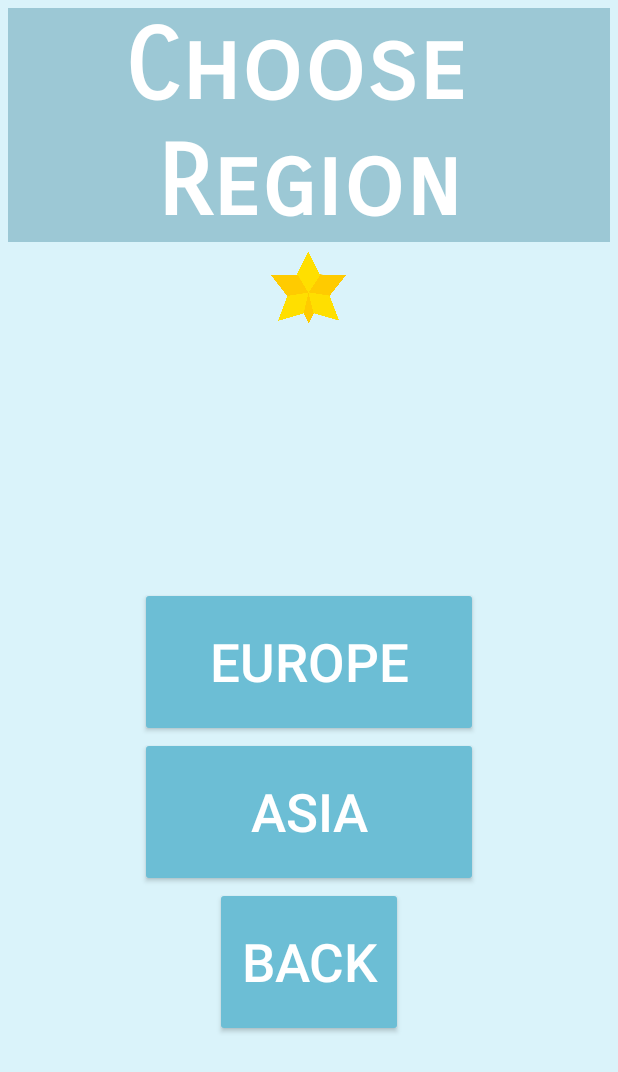
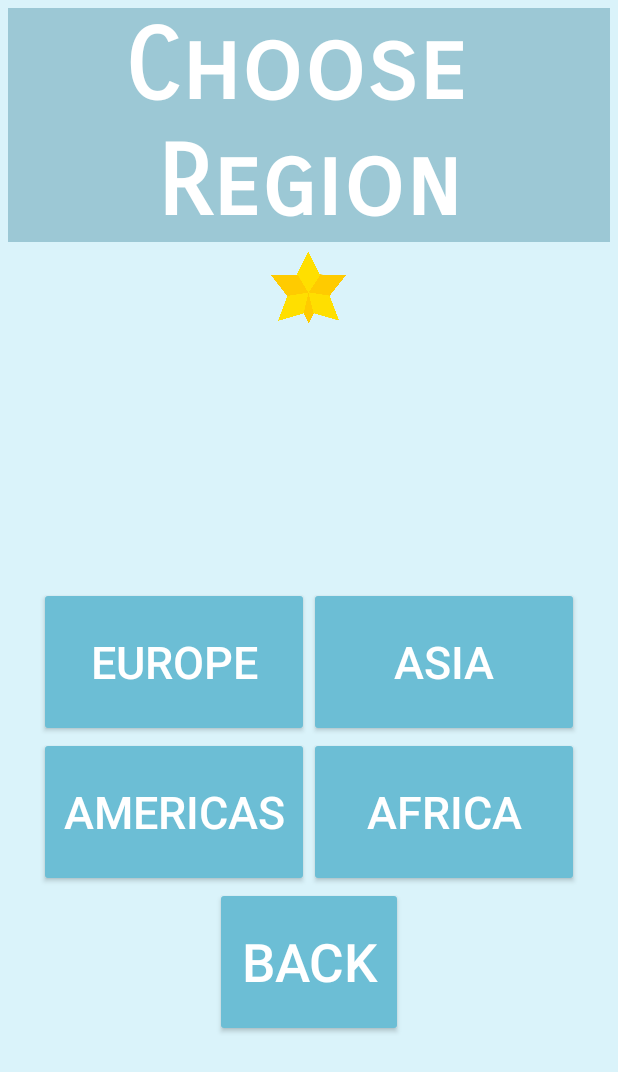
Before and after one commit to AndrewPochapsky/CountryCapitals, an Android app: the ChooseRegionActivity screen opened directly, with no data from a screen before it, on a phone screen of 412 x 824 dp. Shown: the top 1072 px of the screen. Run offline under Robolectric (Android 15) with nearby library versions, the phone set to English and light mode, and no system bars; our stand-ins replace Volley.

Commit message:
added Americas and Africa regions, refactored ChoosRegionActivity.java

```diff
--- a/app/build.gradle
+++ b/app/build.gradle
@@ -6,8 +6,8 @@ android {
         applicationId "dreadloaf.com.countryquiz"
         minSdkVersion 21
         targetSdkVersion 27
-        versionCode 3
-        versionName "1.2"
+        versionCode 4
+        versionName "1.3"
         testInstrumentationRunner "android.support.test.runner.AndroidJUnitRunner"
     }
     buildTypes {
--- a/app/src/main/java/dreadloaf/com/countryquiz/ChooseRegionActivity.java
+++ b/app/src/main/java/dreadloaf/com/countryquiz/ChooseRegionActivity.java
@@ -8,6 +8,7 @@ import android.os.Bundle;
 import android.util.Log;
 import android.view.View;
 import android.widget.Button;
+import android.widget.GridLayout;
 import android.widget.ProgressBar;
 import android.widget.Toast;
 
@@ -26,7 +27,7 @@ import java.util.Map;
 
 import dreadloaf.com.countryquiz.util.JsonUtil;
 
-public class ChooseRegionActivity extends AppCompatActivity {
+public class ChooseRegionActivity extends AppCompatActivity implements View.OnClickListener{
     //TODO: Add a splashscreen to show before this activity is loaded
     /*
     * User will press button specifying the region
@@ -34,32 +35,18 @@ public class ChooseRegionActivity extends AppCompatActivity {
     * Next activity will be loaded once this is done
     * */
 
-    Button mEuropeButton, mAsiaButton, mBackButton;
+    Button mBackButton;
     ProgressBar mLoadingIndicator;
+    GridLayout mRegionButtons;
 
     @Override
     protected void onCreate(Bundle savedInstanceState) {
         super.onCreate(savedInstanceState);
         setContentView(R.layout.activity_choose_region);
 
-        mEuropeButton = findViewById(R.id.region_europe);
-        mAsiaButton = findViewById(R.id.region_asia);
         mBackButton = findViewById(R.id.choose_region_back);
+        mRegionButtons = findViewById(R.id.choose_region_buttons);
         mLoadingIndicator = findViewById(R.id.loading_indicator);
-
-        mEuropeButton.setOnClickListener(new View.OnClickListener() {
-            @Override
-            public void onClick(View view) {
-                onRegionSelected(mEuropeButton.getText().toString().toLowerCase());
-            }
-        });
-
-        mAsiaButton.setOnClickListener(new View.OnClickListener() {
-            @Override
-            public void onClick(View view) {
-                onRegionSelected(mAsiaButton.getText().toString().toLowerCase());
-            }
-        });
 
         mBackButton.setOnClickListener(new View.OnClickListener() {
             @Override
@@ -70,6 +57,10 @@ public class ChooseRegionActivity extends AppCompatActivity {
             }
         });
 
+        for(int i = 0; i < mRegionButtons.getChildCount(); i++){
+            Button button = (Button)mRegionButtons.getChildAt(i);
+            button.setOnClickListener(this);
+        }
     }
 
     @Override
@@ -131,4 +122,9 @@ public class ChooseRegionActivity extends AppCompatActivity {
     }
 
 
+    @Override
+    public void onClick(View view) {
+        Button button = (Button)view;
+        onRegionSelected(button.getText().toString().toLowerCase());
+    }
 }
--- a/app/src/main/java/dreadloaf/com/countryquiz/Country.java
+++ b/app/src/main/java/dreadloaf/com/countryquiz/Country.java
@@ -43,11 +43,13 @@ public class Country {
         JSONArray countryJson = JsonUtil.getSavedJson(fileName, context);
         int index = 0;
         int length = countryJson.length();
-        //This is because I don't use "Hong Kong" and "Macau" from the
+        //This is because I don't use "Hong Kong" and "Macau"
         if(overarchingRegion.equals("asia")){
-            Log.d("Country", "Region is Asia");
             length -=2;
-
+        }
+        //Don't use "United States Minor Outlying Islands"
+        if(overarchingRegion.equals("americas")){
+            length--;
         }
         Country[] countries = new Country[length];
 
@@ -59,7 +61,7 @@ public class Country {
                 String capital = obj.getString("capital");
 
                 //Do not have valid capitals
-                if(name.equals("Hong Kong") || name.equals("Macau")){
+                if(name.equals("Hong Kong") || name.equals("Macau") || name.equals("United States Minor Outlying Islands")){
                     continue;
                 }
 
--- a/app/src/main/java/dreadloaf/com/countryquiz/QuizInProgressActivity.java
+++ b/app/src/main/java/dreadloaf/com/countryquiz/QuizInProgressActivity.java
@@ -62,7 +62,6 @@ public class QuizInProgressActivity extends AppCompatActivity implements View.On
     Runnable timerRunnable = new Runnable() {
         @Override
         public void run() {
-            //mAnimation.start();
             mPressedButton.getBackground().setColorFilter(mButtonDefaultColor, PorterDuff.Mode.MULTIPLY);
             updateProgressText();
             setupNextQuestion();
@@ -257,7 +256,6 @@ public class QuizInProgressActivity extends AppCompatActivity implements View.On
         }
         else{
             mAnimation.start();
-            Log.d("ANIMATION", "Animation start");
             mCurrentQuestion = nextQuestion;
             String[] capitals = mCurrentQuestion.getCapitals();
             for(int i = 0; i < capitals.length; i++){
--- a/app/src/main/res/layout/activity_choose_region.xml
+++ b/app/src/main/res/layout/activity_choose_region.xml
@@ -29,21 +29,31 @@
         android:layout_height="match_parent"
         android:orientation="vertical"
         android:gravity="center">
+        <GridLayout
+            android:layout_width="wrap_content"
+            android:layout_height="wrap_content"
+            android:rowCount="2"
+            android:columnCount="2"
+            android:layout_gravity="center"
+            android:id="@+id/choose_region_buttons">
+            <Button
+                style="@style/regionSelectButton"
+                android:text="Europe"
+                android:id="@+id/region_europe" />
+            <Button
+                style="@style/regionSelectButton"
+                android:text="Asia"
+                android:id="@+id/region_asia" />
+            <Button
+                style="@style/regionSelectButton"
+                android:text="Americas"
+                android:id="@+id/region_americas" />
+            <Button
+                style="@style/regionSelectButton"
+                android:text="Africa"
+                android:id="@+id/region_africa" />
 
-        <Button
-            android:theme="@style/AppTheme.MainStartButton"
-            android:layout_width="225dp"
-            android:layout_height="100dp"
-            android:text="Europe"
-            android:textSize="35sp"
-            android:id="@+id/region_europe" />
-        <Button
-            android:theme="@style/AppTheme.MainStartButton"
-            android:layout_width="225dp"
-            android:layout_height="100dp"
-            android:text="Asia"
-            android:textSize="35sp"
-            android:id="@+id/region_asia" />
+        </GridLayout>
         <Button
             android:theme="@style/AppTheme.MainStartButton"
             android:layout_width="125dp"
@@ -52,4 +62,5 @@
             android:textSize="35sp"
             android:id="@+id/choose_region_back" />
     </LinearLayout>
+
 </LinearLayout>
--- a/app/src/main/res/values/styles.xml
+++ b/app/src/main/res/values/styles.xml
@@ -55,4 +55,11 @@
         <item name = "android:layout_marginTop">5dp</item>
     </style>
 
+    <style name="regionSelectButton">
+        <item name="android:layout_width">180dp</item>
+        <item name="android:layout_height">100dp</item>
+        <item name="android:theme">@style/AppTheme.MainStartButton</item>
+        <item name="android:textSize">30sp</item>
+    </style>
+
 </resources>
```
